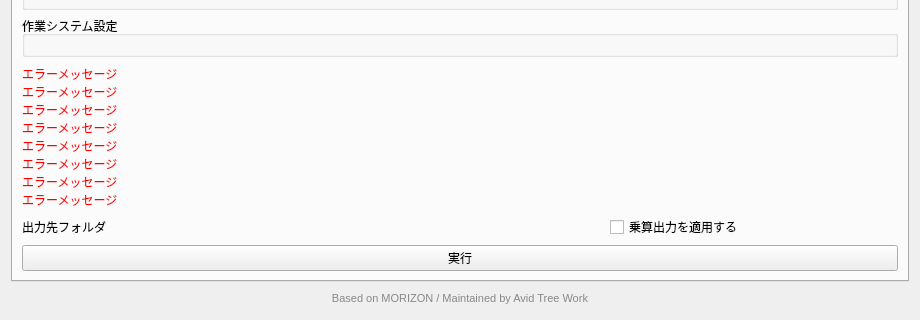
Qt form forest_zoning_main_dialog.ui (raw-slnc/morizon_next) before a commit; both pictures show x 0 to 920 and y 325 to 645 of the 920 by 645 pixel window.
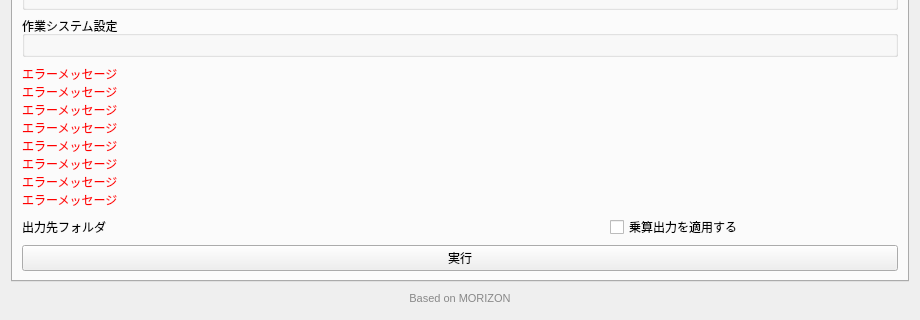
The same form after that commit. Icons and pictures are not drawn. Custom widgets are drawn as their Qt base class.

```diff
--- a/forest_zoning_main_dialog.ui
+++ b/forest_zoning_main_dialog.ui
@@ -2250,7 +2250,7 @@
    <item>
     <widget class="QLabel" name="labelCredit">
      <property name="text">
-      <string notr="true">Based on MORIZON / Maintained by Avid Tree Work</string>
+      <string notr="true">Based on MORIZON</string>
      </property>
      <property name="alignment">
       <set>Qt::AlignCenter</set>
```
